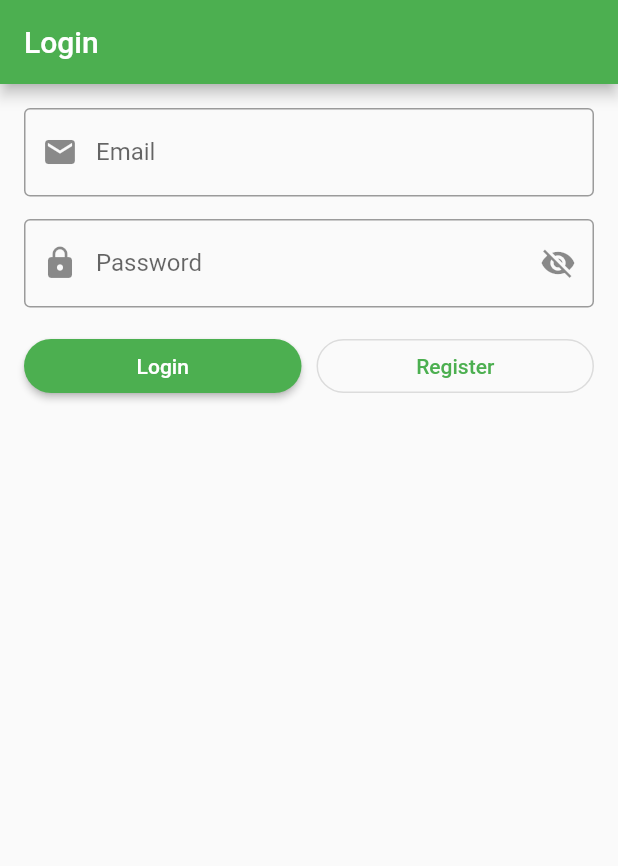
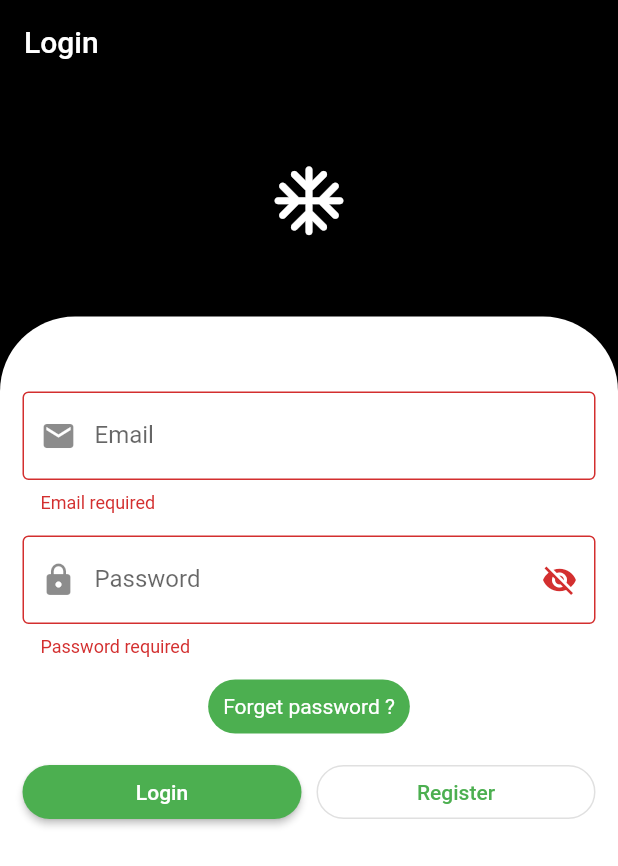
Before and after one commit to amir58/FlutterInstant1, a Flutter app: the screen it shows after launch, after a tap on "Login", on a phone screen of 412 x 824 dp. Shown: the top 866 px of the screen. Run offline on Flutter 3.47's test engine with Material 2 defaults, Android fonts, the phone set to English and light mode, and no system bars; our stand-ins replace fluttertoast.

Commit message:
Session11

```diff
--- a/lib/ui/login_screen.dart
+++ b/lib/ui/login_screen.dart
@@ -1,4 +1,5 @@
 import 'package:flutter/material.dart';
+import 'package:fluttertoast/fluttertoast.dart';
 import 'package:instant1/main.dart';
 import 'package:instant1/ui/home_screen.dart';
 
@@ -17,14 +18,50 @@ class _LoginScreenState extends State<LoginScreen> {
   TextEditingController passwordController = TextEditingController();
   var confirmPasswordController = TextEditingController();
 
+  // => Form Validation
+  // Define form key
+  // Wrap Column with Form
+  // Bind form key with Form
+  // Write your validators in TextFormField
+  // call form key for validate
+
+  final formKey = GlobalKey<FormState>();
+
   @override
   Widget build(BuildContext context) {
     return Scaffold(
       appBar: AppBar(
         title: const Text("Login"),
+        backgroundColor: Colors.black,
+        elevation: 0,
       ),
-      body: Padding(
-        padding: const EdgeInsets.all(16),
+      body: Container(
+        color: Colors.black,
+        child: Column(
+          children: [
+            const Padding(
+              padding: EdgeInsets.all(50),
+              child: Icon(
+                Icons.ac_unit_rounded,
+                size: 55,
+                color: Colors.white,
+              ),
+            ),
+            Expanded(
+              child: Container(
+                padding: const EdgeInsets.symmetric(
+                  vertical: 50,
+                  horizontal: 15
+                ),
+                decoration: const BoxDecoration(
+                  color: Colors.white,
+                  borderRadius: BorderRadius.only(
+                    topLeft: Radius.circular(50),
+                    topRight: Radius.circular(50),
+                  )
+                ),
+                child: Form(
+                  key: formKey,
                   child: Column(
                     // Vertical   => Main
                     // Horizontal => Cross
@@ -38,6 +75,16 @@ class _LoginScreenState extends State<LoginScreen> {
                           border: OutlineInputBorder(),
                           prefixIcon: Icon(Icons.email),
                         ),
+                        validator: (value) {
+                          if (value!.isEmpty) {
+                            return "Email required";
+                          }
+                          // Not contain @ OR Not contain .
+                          if (!value.contains("@") || !value.contains(".")) {
+                            return "Invalid email!";
+                          }
+                          return null;
+                        },
                       ),
                       const SizedBox(height: 15),
                       TextFormField(
@@ -53,8 +100,32 @@ class _LoginScreenState extends State<LoginScreen> {
                               setState(() {});
                             },
                             icon: Icon(
-                    obscureText ? Icons.visibility_off : Icons.visibility,
+                              obscureText
+                                  ? Icons.visibility_off
+                                  : Icons.visibility,
                             ),
+                          ),
+                        ),
+                        validator: (value) {
+                          if (value!.isEmpty) {
+                            return "Password required";
+                          }
+                          if (value.length < 6) {
+                            return "Password must be at least 6 characters";
+                          }
+                          return null;
+                        },
+                      ),
+                      const SizedBox(height: 15),
+                      Container(
+                        padding: const EdgeInsets.all(10),
+                        decoration: BoxDecoration(
+                            color: Colors.green,
+                            borderRadius: BorderRadius.circular(25)),
+                        child: const Text(
+                          "Forget password ?",
+                          style: TextStyle(
+                            color: Colors.white,
                           ),
                         ),
                       ),
@@ -67,8 +138,8 @@ class _LoginScreenState extends State<LoginScreen> {
                           Expanded(
                             child: ElevatedButton(
                               onPressed: () => login(),
-                    style:
-                        ElevatedButton.styleFrom(shape: const StadiumBorder()),
+                              style: ElevatedButton.styleFrom(
+                                  shape: const StadiumBorder()),
                               child: const Text("Login"),
                             ),
                           ),
@@ -76,12 +147,17 @@ class _LoginScreenState extends State<LoginScreen> {
                           Expanded(
                             child: OutlinedButton(
                               onPressed: () => navToRegisterScreen(context),
-                    style:
-                        ElevatedButton.styleFrom(shape: const StadiumBorder()),
+                              style: ElevatedButton.styleFrom(
+                                  shape: const StadiumBorder()),
                               child: const Text("Register"),
                             ),
                           ),
                         ],
+                      ),
+                    ],
+                  ),
+                ),
+              ),
             ),
           ],
         ),
@@ -100,6 +176,11 @@ class _LoginScreenState extends State<LoginScreen> {
   // Bind a controller with TextFormFiled
   // Get data from the controller
   void login() {
+    // Not validate
+    if (!formKey.currentState!.validate()) {
+      return;
+    }
+
     String email = emailController.text;
     String password = passwordController.text;
 
@@ -110,9 +191,31 @@ class _LoginScreenState extends State<LoginScreen> {
           builder: (context) => HomeScreen(),
         ),
       );
-    }
-    else{
+    } else {
       print('Email or password wrong!');
+      displayToast('Email or password wrong!');
+      // displaySnackBar("Email or password wrong!");
     }
   }
+
+  void displayToast(String message) {
+    Fluttertoast.showToast(
+      msg: message,
+      toastLength: Toast.LENGTH_LONG,
+      gravity: ToastGravity.CENTER,
+      backgroundColor: Colors.green,
+      textColor: Colors.white,
+      fontSize: 16.0,
+    );
   }
+
+  void displaySnackBar(String message) {
+    var snackBar = SnackBar(
+      content: Text(message),
+    );
+
+// Find the ScaffoldMessenger in the widget tree
+// and use it to show a SnackBar.
+    ScaffoldMessenger.of(context).showSnackBar(snackBar);
+  }
+}
--- a/pubspec.yaml
+++ b/pubspec.yaml
@@ -35,6 +35,7 @@ dependencies:
   # The following adds the Cupertino Icons font to your application.
   # Use with the CupertinoIcons class for iOS style icons.
   cupertino_icons: ^1.0.2
+  fluttertoast: ^8.2.2
 
 dev_dependencies:
   flutter_test:
```
Also changed, not shown: pubspec.lock, 4 other files. Lines whose indentation alone changed are shown as unchanged.
